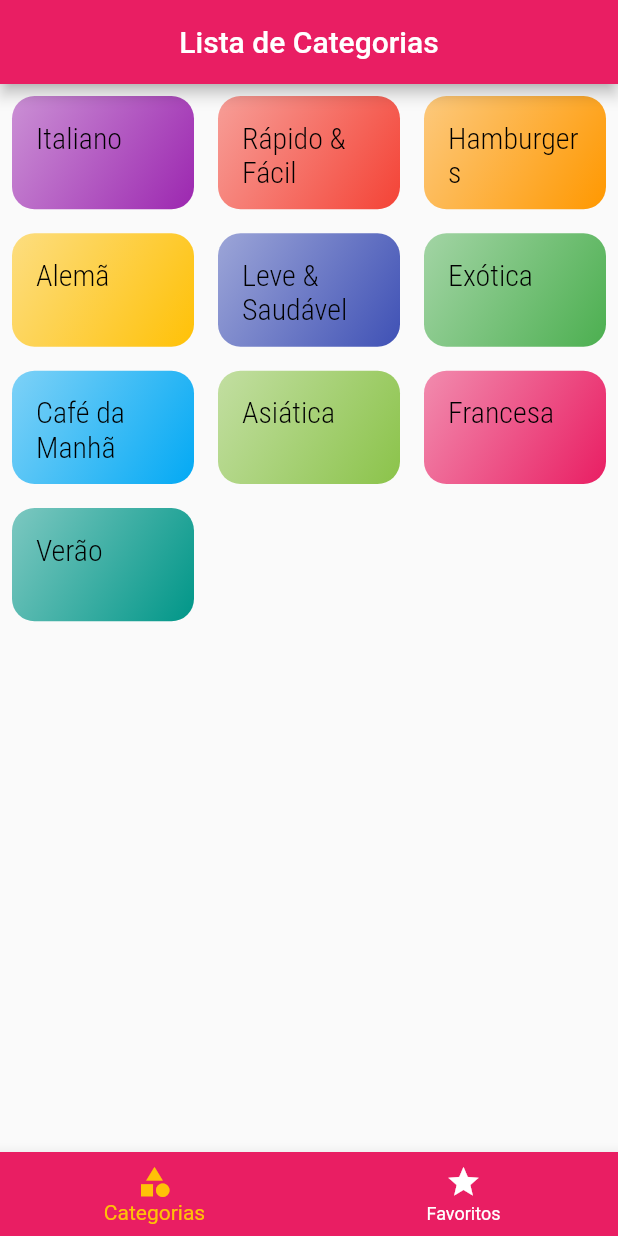
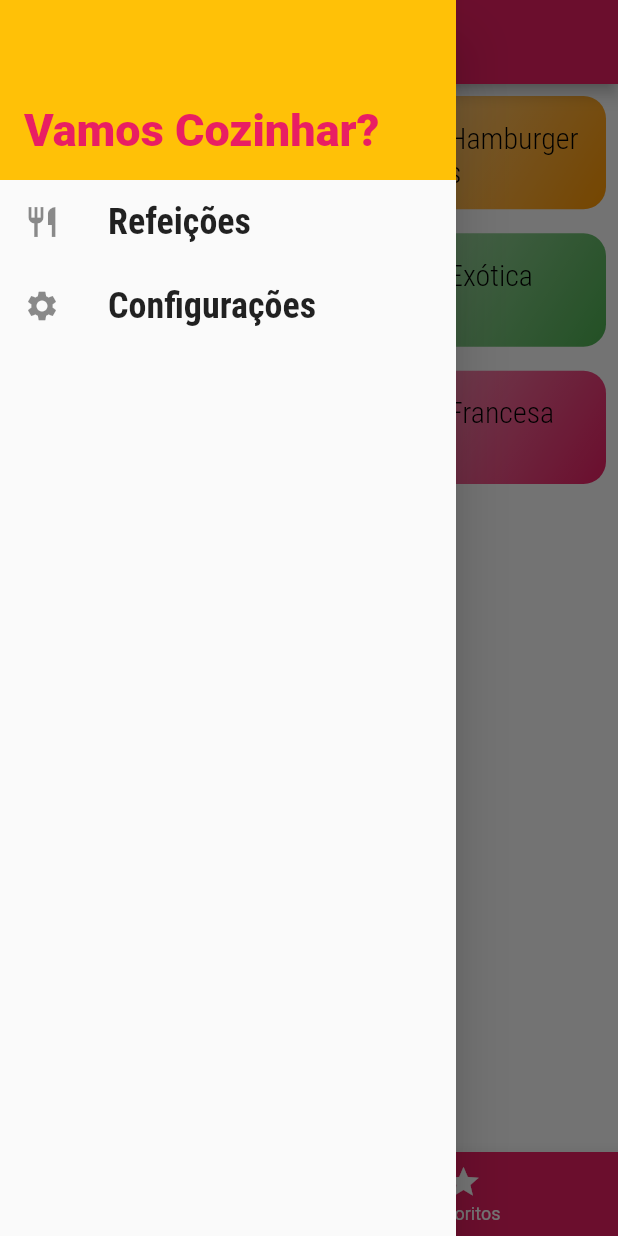
Before and after one commit to xandefreitas/Meals, a Flutter app: the screen it shows after launch, with the side drawer open (before the commit the screen has no drawer), on a phone screen of 412 x 824 dp. Run offline on Flutter 3.47's test engine with Material 2 defaults, Android fonts, the phone set to English and light mode, and no system bars.

Commit message:
201. Adicionar Drawer Personalizado

```diff
--- /dev/null
+++ b/lib/components/main_drawer.dart
@@ -0,0 +1,50 @@
+import 'package:flutter/material.dart';
+
+class MainDrawer extends StatelessWidget {
+  const MainDrawer({Key? key}) : super(key: key);
+
+  Widget _createItem(IconData icon, String label) {
+    return ListTile(
+      leading: Icon(
+        icon,
+        size: 24,
+      ),
+      title: Text(
+        label,
+        style: TextStyle(
+          fontFamily: 'RobotoCondensed',
+          fontSize: 24,
+          fontWeight: FontWeight.bold,
+        ),
+      ),
+      onTap: () {},
+    );
+  }
+
+  @override
+  Widget build(BuildContext context) {
+    return Drawer(
+      child: Column(
+        children: [
+          Container(
+            height: 120,
+            width: double.maxFinite,
+            padding: EdgeInsets.all(16),
+            color: Theme.of(context).colorScheme.secondary,
+            alignment: Alignment.bottomLeft,
+            child: Text(
+              'Vamos Cozinhar?',
+              style: TextStyle(
+                fontWeight: FontWeight.w900,
+                fontSize: 30,
+                color: Theme.of(context).colorScheme.primary,
+              ),
+            ),
+          ),
+          _createItem(Icons.restaurant, 'Refeições'),
+          _createItem(Icons.settings, 'Configurações'),
+        ],
+      ),
+    );
+  }
+}
--- a/lib/screens/tabs_screen.dart
+++ b/lib/screens/tabs_screen.dart
@@ -1,4 +1,5 @@
 import 'package:flutter/material.dart';
+import 'package:flutter_meals/components/main_drawer.dart';
 import 'package:flutter_meals/screens/categories_screen.dart';
 import 'package:flutter_meals/screens/favorite_screen.dart';
 
@@ -33,6 +34,7 @@
         title: Text(_titles[_selectedScreenIndex]),
         centerTitle: true,
       ),
+      drawer: MainDrawer(),
       body: _screens[_selectedScreenIndex],
       bottomNavigationBar: BottomNavigationBar(
         onTap: (i) => _selectScreen(i),
```
